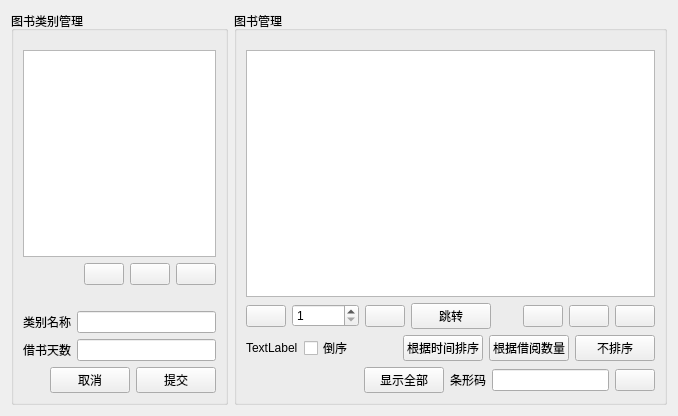
The window that LibraryManager/bookmanageform.ui (821869798/LibraryManager) describes before a commit, drawn with Qt 5.
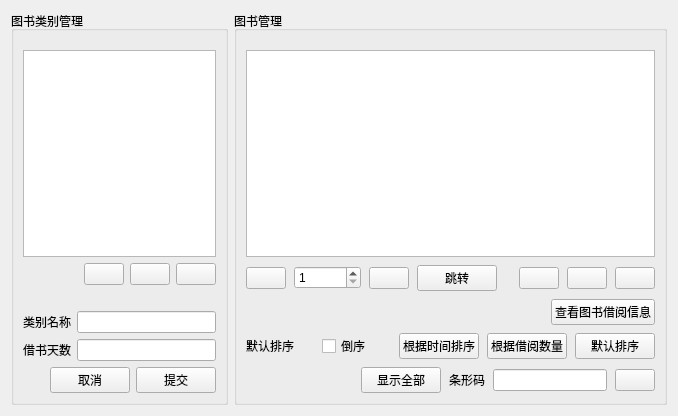
The same window after the commit.

```diff
--- a/LibraryManager/bookmanageform.ui
+++ b/LibraryManager/bookmanageform.ui
@@ -151,6 +151,9 @@
      <layout class="QHBoxLayout" name="horizontalLayout_4">
       <item>
        <layout class="QVBoxLayout" name="verticalLayout">
+        <property name="spacing">
+         <number>8</number>
+        </property>
         <property name="topMargin">
          <number>10</number>
         </property>
@@ -232,15 +235,52 @@
           </item>
          </layout>
         </item>
+        <item>
+         <layout class="QHBoxLayout" name="horizontalLayout_10">
+          <item>
+           <spacer name="horizontalSpacer_7">
+            <property name="orientation">
+             <enum>Qt::Horizontal</enum>
+            </property>
+            <property name="sizeHint" stdset="0">
+             <size>
+              <width>40</width>
+              <height>20</height>
+             </size>
+            </property>
+           </spacer>
+          </item>
+          <item>
+           <widget class="QPushButton" name="btn_borrowinfo">
+            <property name="text">
+             <string>查看图书借阅信息</string>
+            </property>
+           </widget>
+          </item>
+         </layout>
+        </item>
         <item>
          <layout class="QHBoxLayout" name="horizontalLayout_7">
           <item>
            <widget class="QLabel" name="lab_sort">
             <property name="text">
-             <string>TextLabel</string>
+             <string>默认排序</string>
             </property>
            </widget>
           </item>
+          <item>
+           <spacer name="horizontalSpacer_6">
+            <property name="orientation">
+             <enum>Qt::Horizontal</enum>
+            </property>
+            <property name="sizeHint" stdset="0">
+             <size>
+              <width>40</width>
+              <height>20</height>
+             </size>
+            </property>
+           </spacer>
+          </item>
           <item>
            <widget class="QCheckBox" name="checkBox">
             <property name="text">
@@ -278,7 +318,7 @@
           <item>
            <widget class="QPushButton" name="btn_noSort">
             <property name="text">
-             <string>不排序</string>
+             <string>默认排序</string>
             </property>
            </widget>
           </item>
```
